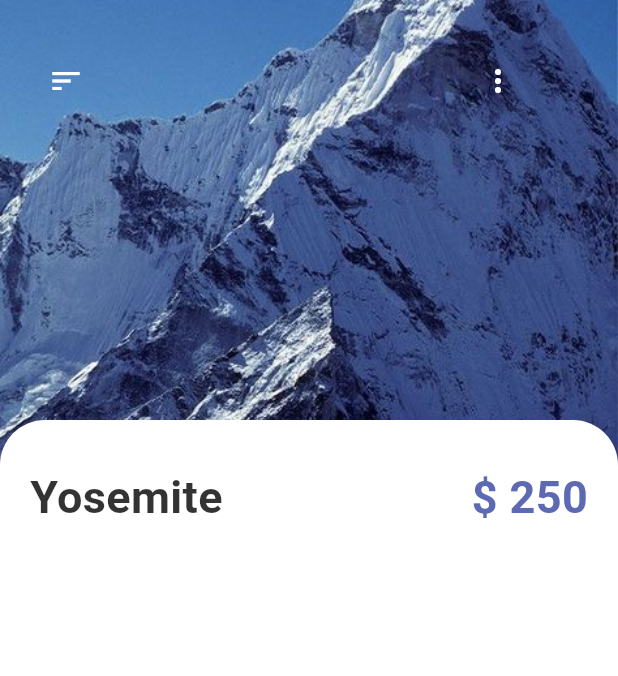
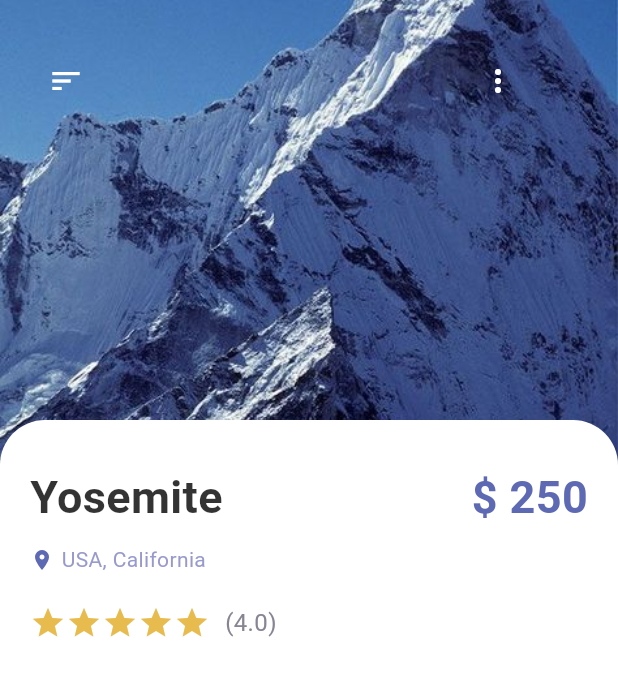
Before and after one commit to fidelisnwabisi/travel_app, a Flutter app: the screen it shows after launch, on a phone screen of 412 x 824 dp. Shown: the top 676 px of the screen. Run offline on Flutter 3.47's test engine with Material 2 defaults, Android fonts, the phone set to English and light mode, and no system bars.

Commit message:
added location and star rating in detail page

```diff
--- a/lib/pages/detail_page.dart
+++ b/lib/pages/detail_page.dart
@@ -1,6 +1,7 @@
 import 'package:flutter/material.dart';
 import 'package:travel_app/misc/colors.dart';
 import 'package:travel_app/widgets/app_large_text.dart';
+import 'package:travel_app/widgets/app_text.dart';
 
 class DetailPage extends StatefulWidget {
   const DetailPage({super.key});
@@ -67,6 +68,7 @@ class _DetailPageState extends State<DetailPage> {
                   ),
                 ),
                 child: Column(
+                  crossAxisAlignment: CrossAxisAlignment.start,
                   children: [
                     Row(
                       mainAxisAlignment: MainAxisAlignment.spaceBetween,
@@ -80,6 +82,43 @@ class _DetailPageState extends State<DetailPage> {
                             size: 30,
                             color: AppColors.mainColor),
                       ],
+                    ),
+                    const SizedBox(height: 10),
+                    Row(
+                      children: [
+                        Icon(
+                          Icons.location_on,
+                          color: AppColors.mainColor,
+                          size: 16,
+                        ),
+                        const SizedBox(width: 5),
+                        AppText(
+                          text: "USA, California",
+                          color: AppColors.textColor1,
+                        )
+                      ],
+                    ),
+                    const SizedBox(height: 20),
+                    Row(
+                      children: [
+                        Wrap(
+                          children: List.generate(
+                            5,
+                            (index) {
+                              return Icon(
+                                Icons.star,
+                                color: AppColors.starColor,
+                              );
+                            },
+                          ),
+                        ),
+                        SizedBox(width: 10),
+                        AppText(
+                          text: "(4.0)",
+                          size: 16,
+                          color: AppColors.textColor2,
+                        )
+                      ],
                     )
                   ],
                 ),
```
